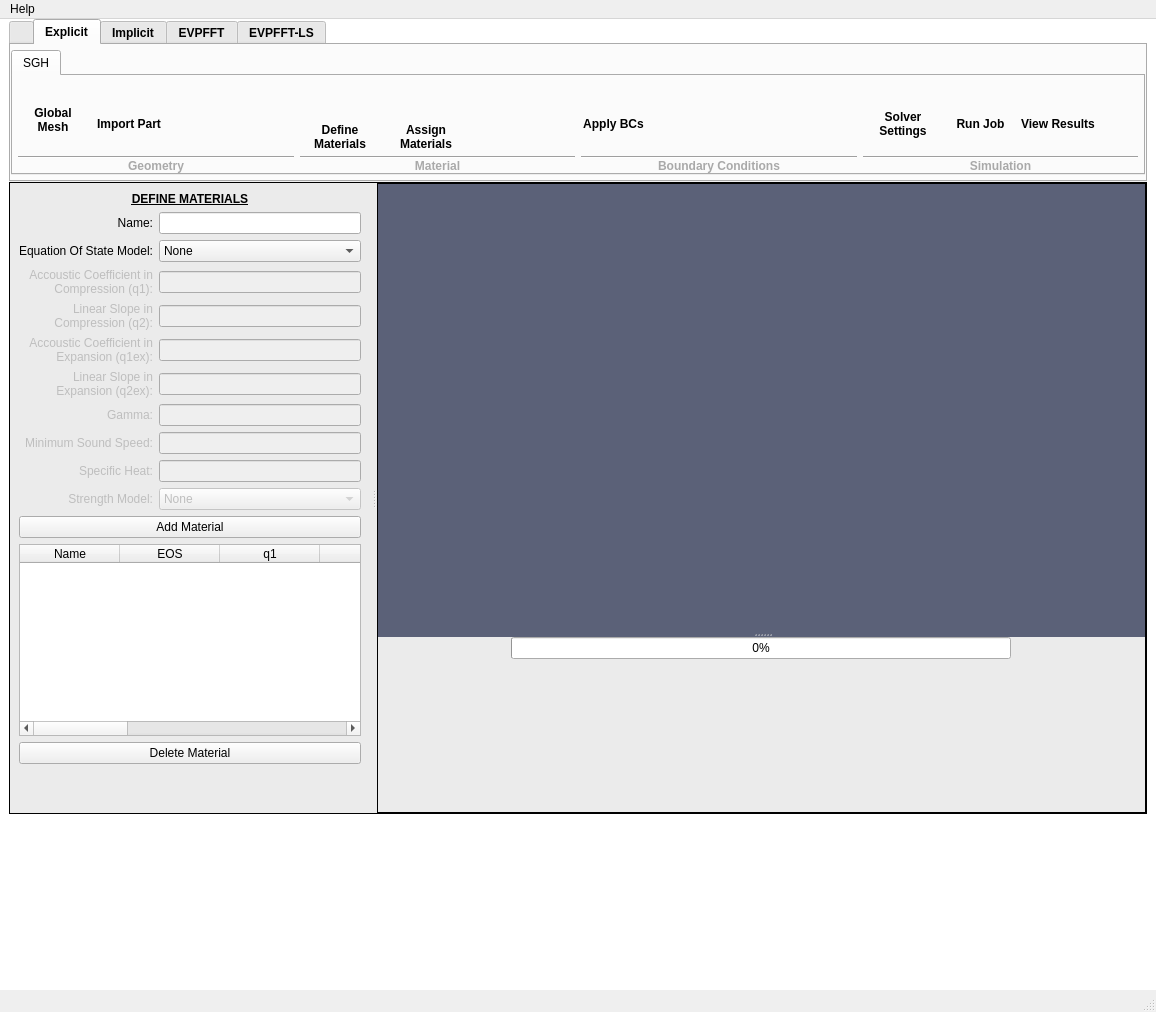
Before: the Qt Designer form python/FIERRO-GUI/fierro_gui/FIERRO_GUI.ui in lanl/Fierro, drawn with Qt 5.
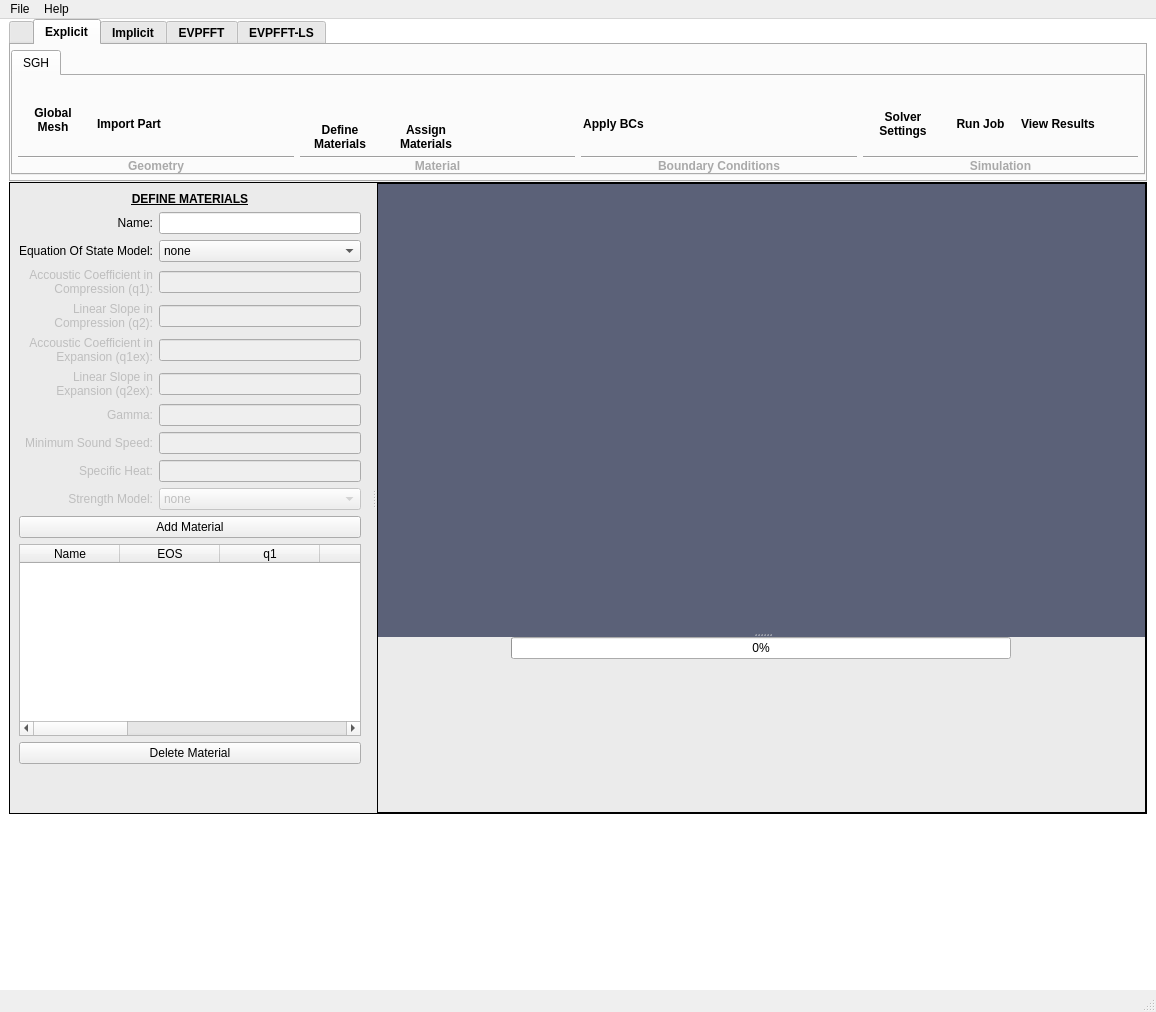
After: the same form once the commit is applied. The open tabs and pages were chosen to show the change. Icons and pictures are not drawn.

```diff
--- a/python/FIERRO-GUI/fierro_gui/FIERRO_GUI.ui
+++ b/python/FIERRO-GUI/fierro_gui/FIERRO_GUI.ui
@@ -5031,7 +5031,7 @@
                 <widget class="QComboBox" name="INEOS">
                  <item>
                   <property name="text">
-                   <string>None</string>
+                   <string>none</string>
                   </property>
                  </item>
                  <item>
@@ -5098,7 +5098,7 @@
                  </property>
                  <item>
                   <property name="text">
-                   <string>None</string>
+                   <string>none</string>
                   </property>
                  </item>
                 </widget>
@@ -5909,7 +5909,7 @@
      <x>0</x>
      <y>0</y>
      <width>1156</width>
-     <height>37</height>
+     <height>24</height>
     </rect>
    </property>
    <widget class="QMenu" name="menuHelp">
@@ -5918,6 +5918,13 @@
     </property>
     <addaction name="actionEVPFFT_Manual"/>
    </widget>
+   <widget class="QMenu" name="menuFile">
+    <property name="title">
+     <string>File</string>
+    </property>
+    <addaction name="actionChange_Working_Directory"/>
+   </widget>
+   <addaction name="menuFile"/>
    <addaction name="menuHelp"/>
   </widget>
   <widget class="QStatusBar" name="statusbar"/>
```
Left out of the diff: 20 changed lines with no effect on the pictures.
